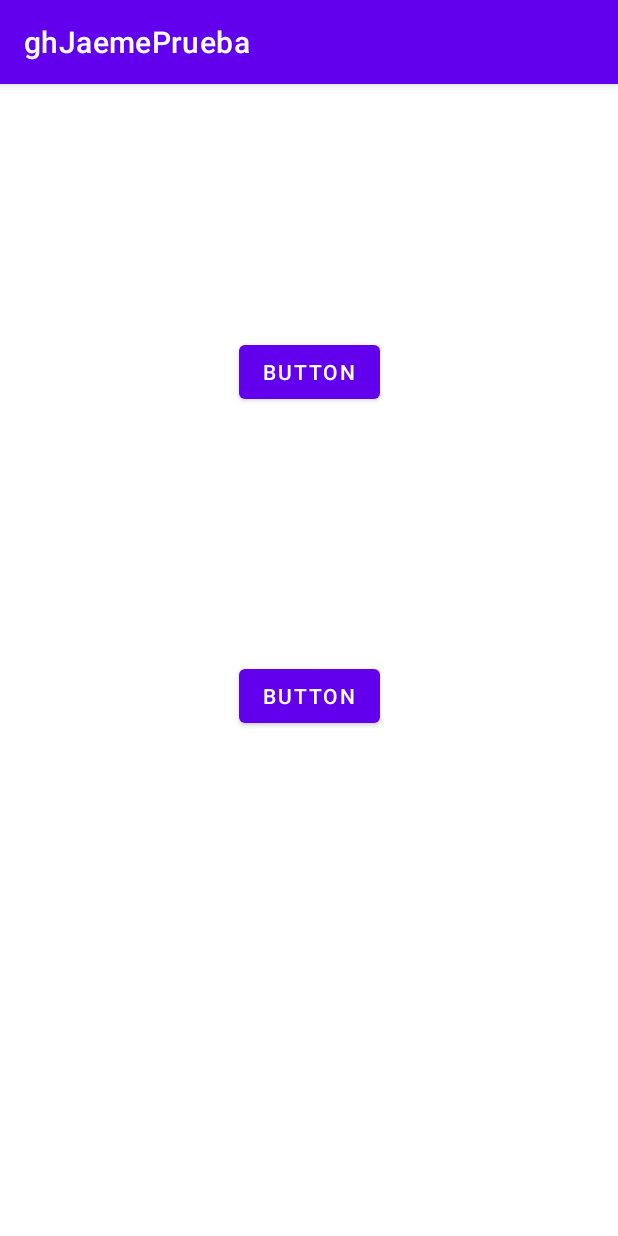
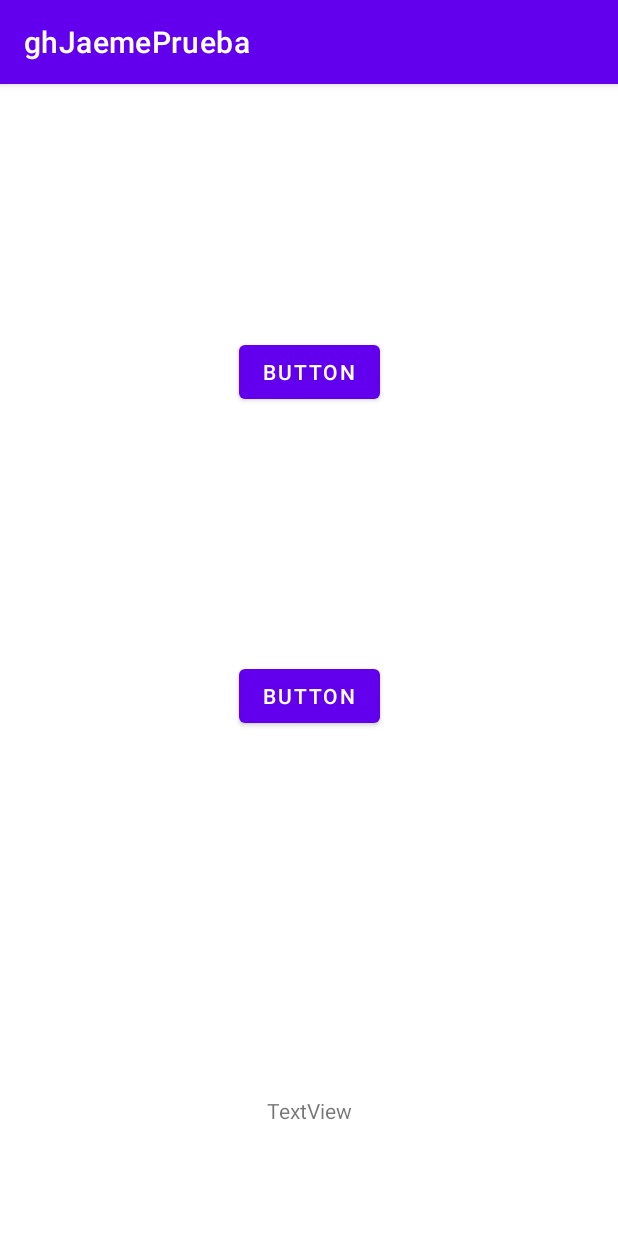
Before and after one commit to jaime1558/ghJaemePrueba, an Android app: the screen it shows after launch (MainActivity), on a phone screen of 412 x 824 dp. Run offline under Robolectric (Android 15) with nearby library versions, the phone set to English and light mode, and no system bars.

Commit message:
v2 text view

```diff
--- a/app/src/main/res/layout/activity_main.xml
+++ b/app/src/main/res/layout/activity_main.xml
@@ -37,4 +37,15 @@
         app:layout_constraintStart_toStartOf="parent"
         app:layout_constraintTop_toBottomOf="@+id/button2"
         tools:srcCompat="@tools:sample/avatars" />
+
+    <TextView
+        android:id="@+id/textView"
+        android:layout_width="wrap_content"
+        android:layout_height="wrap_content"
+        android:text="TextView"
+        app:layout_constraintBottom_toBottomOf="parent"
+        app:layout_constraintEnd_toEndOf="parent"
+        app:layout_constraintHorizontal_bias="0.5"
+        app:layout_constraintStart_toStartOf="parent"
+        app:layout_constraintTop_toBottomOf="@+id/imageView" />
 </androidx.constraintlayout.widget.ConstraintLayout>
```
